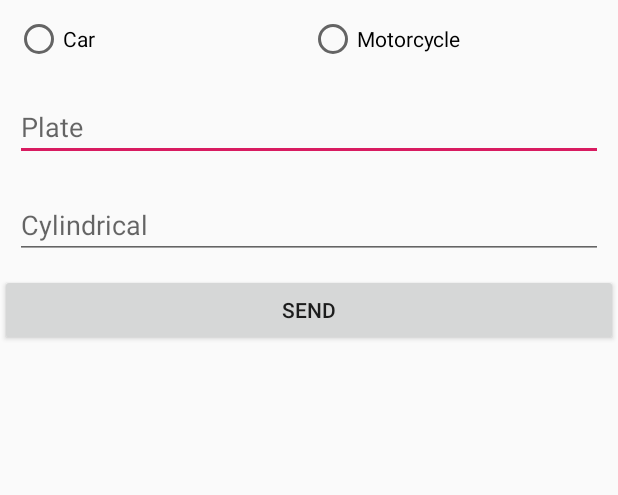
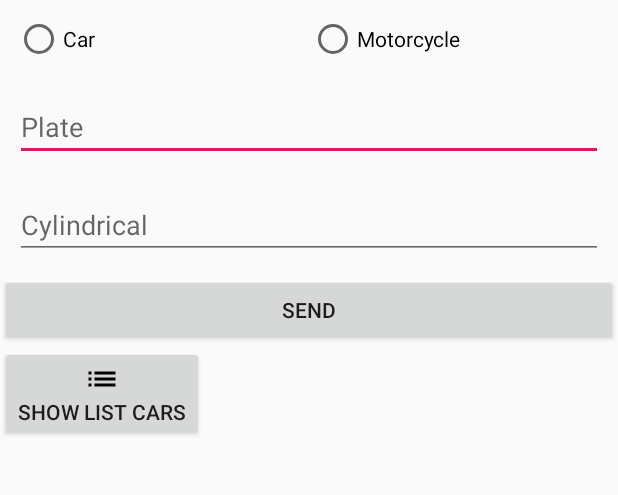
Before and after one commit to andresdiaz1802/parkinglot, an Android app: the screen it shows after launch (MainActivity), on a phone screen of 412 x 824 dp, the part 163-658 px from its top. Run offline under Robolectric (Android 15) with nearby library versions, the phone set to English and light mode, and no system bars; our stand-ins replace Room's generated code, data binding; 2 statements that could not run were skipped.

Commit message:
feat: fix binding

```diff
--- a/app/src/main/java/com/ceiba/parkinglot_adn/data/dao/CarDao.kt
+++ b/app/src/main/java/com/ceiba/parkinglot_adn/data/dao/CarDao.kt
@@ -22,4 +22,7 @@ interface CarDao {
 //
 //    @Update(onConflict = OnConflictStrategy.IGNORE)
 //    fun update(plate: String)
+
+    @Query("SELECT COUNT(plate) FROM car")
+    fun count(): Int
 }
--- a/app/src/main/java/com/ceiba/parkinglot_adn/data/repositories/CarRepository.kt
+++ b/app/src/main/java/com/ceiba/parkinglot_adn/data/repositories/CarRepository.kt
@@ -5,8 +5,10 @@ import com.ceiba.parkinglot_adn.domain.objects.CarDomain
 interface CarRepository {
     fun insert(carDomain: CarDomain)
     fun selectAll(): List<CarDomain>
-//    fun select(plate: String): List<CarDomain>
+    //    fun select(plate: String): List<CarDomain>
 //    fun delete(plate: String)
     fun deleteAll()
-//    fun update(plate: String)
+
+    //    fun update(plate: String)
+    fun count():Int
 }
--- a/app/src/main/java/com/ceiba/parkinglot_adn/data/repositories/CarRepositoryImpl.kt
+++ b/app/src/main/java/com/ceiba/parkinglot_adn/data/repositories/CarRepositoryImpl.kt
@@ -21,6 +21,9 @@ class CarRepositoryImpl(private val carDao: CarDao) : CarRepository {
         carDao.deleteAll()
     }
 
+    override fun count(): Int = carDao.count()
+
+
 //    override fun update(plate: String) {
 //        carDao.update(plate)
 //    }
--- a/app/src/main/java/com/ceiba/parkinglot_adn/domain/objects/CarDomain.kt
+++ b/app/src/main/java/com/ceiba/parkinglot_adn/domain/objects/CarDomain.kt
@@ -9,4 +9,9 @@ class CarDomain {
         this.plate = plate
     }
 
+    override fun toString(): String {
+        return "CarDomain(plate='$plate')"
+    }
+
+
 }
--- a/app/src/main/java/com/ceiba/parkinglot_adn/presentation/presenters/MainPresenter.kt
+++ b/app/src/main/java/com/ceiba/parkinglot_adn/presentation/presenters/MainPresenter.kt
@@ -1,17 +1,54 @@
 package com.ceiba.parkinglot_adn.presentation.presenters
 
+import android.content.Context
 import android.util.Log
+import android.view.View
+import android.widget.RadioGroup
 import androidx.lifecycle.MutableLiveData
+import com.ceiba.parkinglot_adn.R
+import com.ceiba.parkinglot_adn.domain.objects.CarDomain
+import com.ceiba.parkinglot_adn.domain.objects.MotorcycleDomain
 import com.ceiba.parkinglot_adn.domain.services.RegisterServices
 
-class MainPresenter(private val viewPresenter: ViewPresenter) {
+class MainPresenter(private val viewPresenter: ViewPresenter, private val context: Context) {
 
-    val plate: MutableLiveData<String> = MutableLiveData()
-    val cylindrical: MutableLiveData<String> = MutableLiveData()
+    // Value 0 is car and value 1 is motorcycle
+    val type: MutableLiveData<Int> by lazy { MutableLiveData<Int>() }
+    val plate: MutableLiveData<String> by lazy { MutableLiveData<String>() }
+    val cylindrical: MutableLiveData<String> by lazy { MutableLiveData<String>() }
+    var showField: Boolean = false
+    private val registerServices: RegisterServices = RegisterServices(context)
+
+    init {
+        type.postValue(R.id.rb_car)
+    }
 
     fun onClickSend() {
-        Log.d("Presenter", "${plate.value}")
-        val registerServices: RegisterServices = RegisterServices()
+        when (type.value) {
+            R.id.rb_car -> registerServices.registerCar(CarDomain(plate.value.toString()))
+            R.id.rb_motorcycle -> {
+                registerServices.registerMotorcycle(
+                    MotorcycleDomain(
+                        plate.value.toString(),
+                        cylindrical.value!!.toDouble()
+                    )
+                )
+            }
+        }
+    }
+
+    fun onClickShowCars() {
+        registerServices.showCars()
+    }
+
+    fun showCylindricalField() {
+        Log.d("MessengerMotorcycle", "$showField")
+        showField = false
+    }
+
+    fun hideCylindricalField() {
+        Log.d("MessengerMotorcycle", "$showField")
+        showField = true
     }
 
     interface ViewPresenter {
--- a/app/src/main/java/com/ceiba/parkinglot_adn/presentation/views/MainActivity.kt
+++ b/app/src/main/java/com/ceiba/parkinglot_adn/presentation/views/MainActivity.kt
@@ -14,7 +14,7 @@ class MainActivity :
     private lateinit var mainPresenter: MainPresenter
 
     override fun onCreate(savedInstanceState: Bundle?) {
-        mainPresenter = MainPresenter(this)
+        mainPresenter = MainPresenter(this, this)
         super.onCreate(savedInstanceState)
     }
 
--- a/app/src/main/java/com/ceiba/parkinglot_adn/tools/Constants.kt
+++ /dev/null
@@ -1,6 +0,0 @@
-package com.ceiba.parkinglot_adn.tools
-
-var PRICE_CAR_HOUR = 1000.0
-var PRICE_MOTORCYCLE_HOUR = 500.0
-var PRICE_CAR_DAY = 8000.0
-var PRICE_MOTORCYCLE_DAY = 4000.0
--- /dev/null
+++ b/app/src/main/res/drawable/ic_list_black_24dp.xml
@@ -0,0 +1,9 @@
+<vector xmlns:android="http://schemas.android.com/apk/res/android"
+        android:width="24dp"
+        android:height="24dp"
+        android:viewportWidth="24.0"
+        android:viewportHeight="24.0">
+    <path
+        android:fillColor="#FF000000"
+        android:pathData="M3,13h2v-2L3,11v2zM3,17h2v-2L3,15v2zM3,9h2L5,7L3,7v2zM7,13h14v-2L7,11v2zM7,17h14v-2L7,15v2zM7,7v2h14L21,7L7,7z"/>
+</vector>
--- a/app/src/main/res/layout/activity_main.xml
+++ b/app/src/main/res/layout/activity_main.xml
@@ -4,6 +4,8 @@
     xmlns:tools="http://schemas.android.com/tools">
 
     <data>
+
+        <import type="android.view.View" />
 
         <variable
             name="view"
@@ -25,18 +27,23 @@
             android:id="@+id/rg_type"
             style="@style/CustomRadioGroup"
             android:layout_below="@id/tv_title"
+            android:checkedButton="@={view.type}"
             android:orientation="horizontal">
 
             <RadioButton
+                android:id="@+id/rb_car"
                 android:layout_width="match_parent"
                 android:layout_height="wrap_content"
                 android:layout_weight="1"
+                android:onClick="@{() -> view.hideCylindricalField()}"
                 android:text="@string/car" />
 
             <RadioButton
+                android:id="@+id/rb_motorcycle"
                 android:layout_width="match_parent"
                 android:layout_height="wrap_content"
                 android:layout_weight="1"
+                android:onClick="@{() -> view.showCylindricalField()}"
                 android:text="@string/motorcycle" />
         </RadioGroup>
 
@@ -45,14 +52,14 @@
             style="@style/CustomEditText"
             android:layout_below="@id/rg_type"
             android:hint="@string/plate"
-            android:text="@{view.plate}" />
+            android:text="@={view.plate}" />
 
         <EditText
             android:id="@+id/et_cylindrical"
             style="@style/CustomEditText"
             android:layout_below="@id/et_plate"
             android:hint="@string/cylindrical"
-            android:text="@{view.cylindrical}" />
+            android:text="@={view.cylindrical}" />
 
         <Button
             android:id="@+id/bt_send"
@@ -62,5 +69,14 @@
             android:onClick="@{() -> view.onClickSend()}"
             android:text="@string/send" />
 
+        <Button
+            android:layout_width="wrap_content"
+            android:layout_height="wrap_content"
+            android:layout_below="@id/bt_send"
+            android:drawableTop="@drawable/ic_list_black_24dp"
+            android:onClick="@{() -> view.onClickShowCars()}"
+            android:text="@string/show_cars" />
+
+
     </RelativeLayout>
 </layout>
--- a/app/src/main/res/values/strings.xml
+++ b/app/src/main/res/values/strings.xml
@@ -7,4 +7,11 @@
     <string name="cylindrical">Cylindrical</string>
     <string name="car">Car</string>
     <string name="motorcycle">Motorcycle</string>
+    <string name="no_space">There is no space</string>
+    <string name="can_add">Can save</string>
+    <string name="invalid_plate_day">You cannot save yout vehicle today</string>
+    <string name="successfully_saved">Car successfully saved</string>
+    <string name="no_car">There are no cars</string>
+    <string name="show_cars">Show list cars</string>
+    <string name="add_motorcycle">Add motorcycle</string>
 </resources>
```
Also changed, not shown: app/src/main/java/com/ceiba/parkinglot_adn/domain/model/ValidatesDomain.kt (+15 -7 lines), app/src/main/java/com/ceiba/parkinglot_adn/domain/services/RegisterServices.kt (+49 -10 lines), app/src/main/java/com/ceiba/parkinglot_adn/domain/tools/Constants.kt (added, +8 -0 lines), 1 other file.
